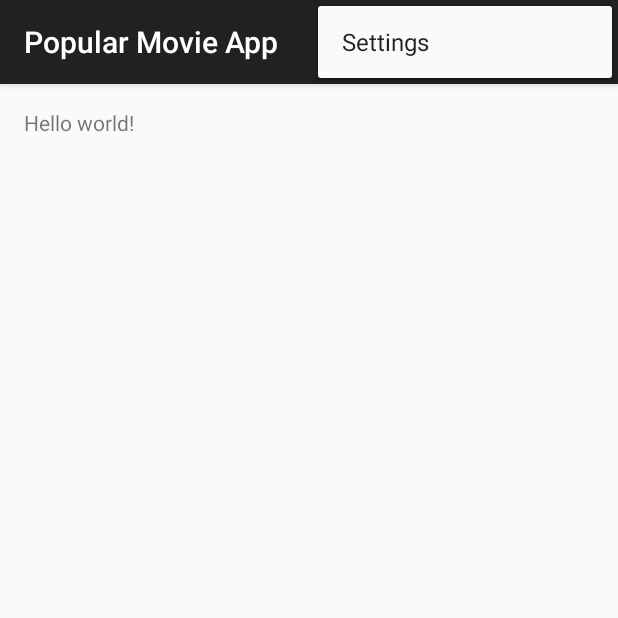
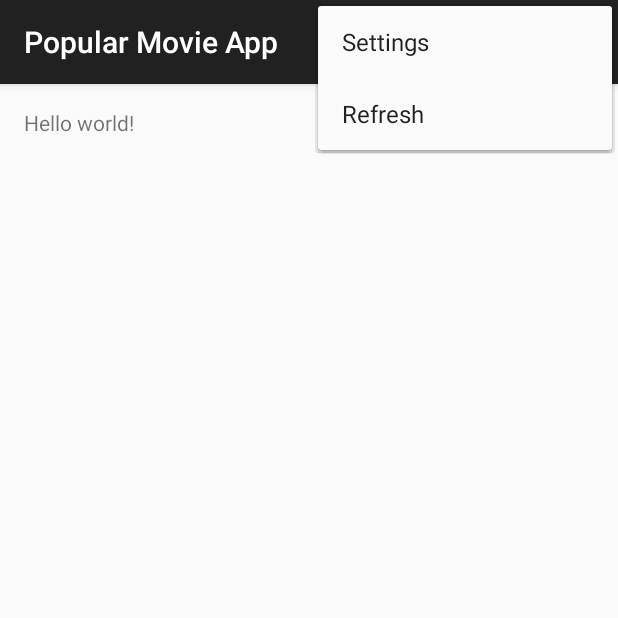
Before and after one commit to wsr13990/Popular-Movie-App, an Android app: the screen it shows after launch (MainActivity), with the options menu open, on a phone screen of 412 x 824 dp, the top half of it. Run offline under Robolectric (Android 15) with nearby library versions, the phone set to English and light mode, and no system bars.

Commit message:
The app able to fetch data from popular query, and return JSON reasult as string

```diff
--- a/app/src/main/AndroidManifest.xml
+++ b/app/src/main/AndroidManifest.xml
@@ -1,6 +1,9 @@
 <?xml version="1.0" encoding="utf-8"?>
 <manifest xmlns:android="http://schemas.android.com/apk/res/android"
     package="w3sw.popularmovieapp" >
+
+    <!-- This permission is necessary in order for Sunshine to perform network access. -->
+    <uses-permission android:name="android.permission.INTERNET" />
 
     <application
         android:allowBackup="true"
--- a/app/src/main/java/w3sw/popularmovieapp/MainActivity.java
+++ b/app/src/main/java/w3sw/popularmovieapp/MainActivity.java
@@ -2,6 +2,7 @@ package w3sw.popularmovieapp;
 
 import android.support.v7.app.AppCompatActivity;
 import android.os.Bundle;
+import android.util.Log;
 import android.view.Menu;
 import android.view.MenuItem;
 
@@ -11,6 +12,11 @@ public class MainActivity extends AppCompatActivity {
     protected void onCreate(Bundle savedInstanceState) {
         super.onCreate(savedInstanceState);
         setContentView(R.layout.activity_main);
+        if(savedInstanceState == null){
+            getSupportFragmentManager().beginTransaction()
+                    .add(R.id.fragment,new MainActivityFragment())
+                    .commit();
+        }
     }
 
 
--- a/app/src/main/res/layout/activity_main.xml
+++ b/app/src/main/res/layout/activity_main.xml
@@ -1,4 +1,5 @@
-<fragment xmlns:android="http://schemas.android.com/apk/res/android"
+<FrameLayout xmlns:android="http://schemas.android.com/apk/res/android"
     xmlns:tools="http://schemas.android.com/tools" android:id="@+id/fragment"
     android:name="w3sw.popularmovieapp.MainActivityFragment" tools:layout="@layout/fragment_main"
-    android:layout_width="match_parent" android:layout_height="match_parent" />
+    android:layout_width="match_parent" android:layout_height="match_parent"
+    tools:ignore="MergeRootFrame"/>
--- a/app/src/main/res/layout/fragment_main.xml
+++ b/app/src/main/res/layout/fragment_main.xml
@@ -1,4 +1,5 @@
-<RelativeLayout xmlns:android="http://schemas.android.com/apk/res/android"
+<GridLayout xmlns:android="http://schemas.android.com/apk/res/android"
+    android:id="@+id/fragment_main"
     xmlns:tools="http://schemas.android.com/tools" android:layout_width="match_parent"
     android:layout_height="match_parent" android:paddingLeft="@dimen/activity_horizontal_margin"
     android:paddingRight="@dimen/activity_horizontal_margin"
@@ -8,4 +9,4 @@
     <TextView android:text="@string/hello_world" android:layout_width="wrap_content"
         android:layout_height="wrap_content" />
 
-</RelativeLayout>
+</GridLayout>
--- /dev/null
+++ b/app/src/main/res/layout/movie_poster.xml
@@ -0,0 +1,5 @@
+<?xml version="1.0" encoding="utf-8"?>
+<ImageView xmlns:android="http://schemas.android.com/apk/res/android"
+    android:layout_width="match_parent" android:layout_height="match_parent">
+
+</ImageView>
--- /dev/null
+++ b/app/src/main/res/menu/main_fragment.xml
@@ -0,0 +1,6 @@
+<?xml version="1.0" encoding="utf-8"?>
+<menu xmlns:android="http://schemas.android.com/apk/res/android"
+    xmlns:app="http://schemas.android.com/apk/res-auto">
+    <item android:id="@+id/action_refresh" android:title="@string/action_refresh"
+        android:orderInCategory="100" app:showAsAction="never" />
+</menu>
--- a/app/src/main/res/values/strings.xml
+++ b/app/src/main/res/values/strings.xml
@@ -2,4 +2,5 @@
     <string name="app_name">Popular Movie App</string>
     <string name="hello_world">Hello world!</string>
     <string name="action_settings">Settings</string>
+    <string name="action_refresh">Refresh</string>
 </resources>
```
Also changed, not shown: app/build.gradle (+6 -1 lines), app/src/main/java/w3sw/popularmovieapp/MainActivityFragment.java (+102 -0 lines), 1 other file.
